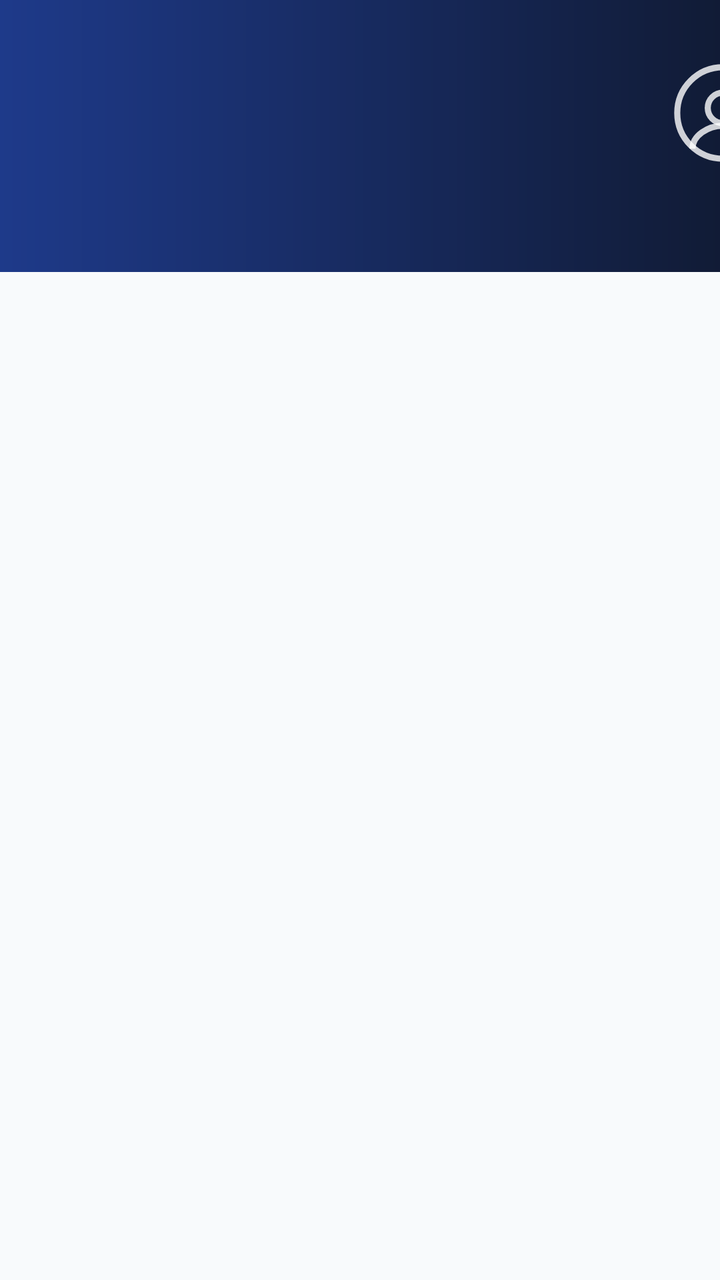
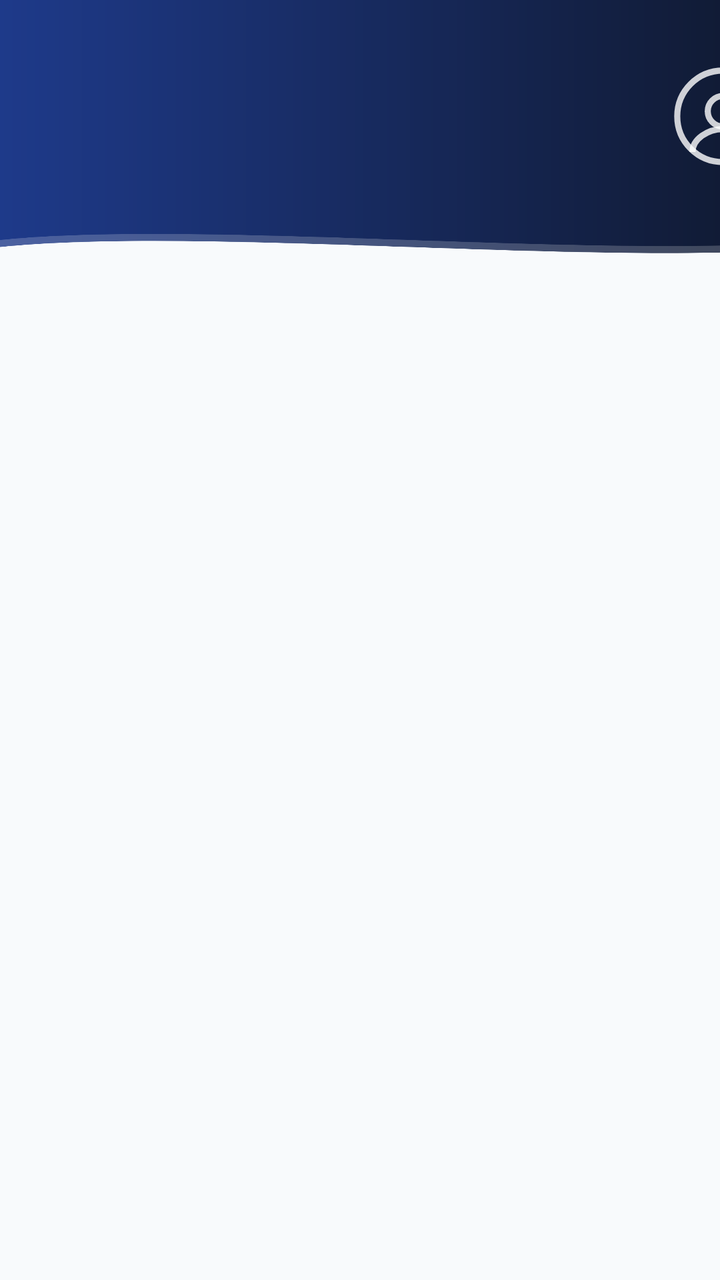

The first picture is an Android layout as it rendered before a commit; the second is the same layout after the commit. The layout source and the unified diff follow.
<!-- AndroidManifest.xml: activity theme Theme.AquaTech -->
<!-- res/layout/activity_admin_dashboard.xml -->
<?xml version="1.0" encoding="utf-8"?>
<androidx.drawerlayout.widget.DrawerLayout xmlns:android="http://schemas.android.com/apk/res/android"
    xmlns:app="http://schemas.android.com/apk/res-auto"
    xmlns:tools="http://schemas.android.com/tools"
    android:id="@+id/drawer_layout_admin"
    android:layout_width="match_parent"
    android:layout_height="match_parent"
    android:background="#F8FAFC">

    <androidx.constraintlayout.widget.ConstraintLayout
        android:layout_width="match_parent"
        android:layout_height="match_parent">

        <androidx.constraintlayout.widget.ConstraintLayout
            android:id="@+id/headerContainer"
            android:layout_width="410dp"
            android:layout_height="136dp"
            android:background="@drawable/bg_header_gradient_premium"
            app:layout_constraintBottom_toBottomOf="parent"
            app:layout_constraintEnd_toEndOf="parent"
            app:layout_constraintHorizontal_bias="0.0"
            app:layout_constraintStart_toStartOf="parent"
            app:layout_constraintTop_toTopOf="parent"
            app:layout_constraintVertical_bias="0.0">

            
            <ImageView
                android:id="@+id/adminAvatar"
                android:layout_width="77dp"
                android:layout_height="83dp"
                android:layout_marginEnd="10dp"
                android:background="?attr/selectableItemBackgroundBorderless"
                android:clickable="true"
                android:focusable="true"
                android:padding="8dp"
                android:src="@drawable/ic_person_outline_white"
                app:layout_constraintBottom_toBottomOf="parent"
                app:layout_constraintEnd_toEndOf="parent"
                app:layout_constraintTop_toTopOf="parent"
                app:layout_constraintVertical_bias="0.285" />

        </androidx.constraintlayout.widget.ConstraintLayout>

    </androidx.constraintlayout.widget.ConstraintLayout>

</androidx.drawerlayout.widget.DrawerLayout>
<!-- resources referenced by this layout -->
<resources>
  <!-- drawable bg_header_gradient_premium (drawable) -->
  <?xml version="1.0" encoding="utf-8"?>
  <shape xmlns:android="http://schemas.android.com/apk/res/android"
      android:shape="rectangle">
      <gradient
          android:angle="0"
          android:endColor="#0F172A"
          android:startColor="#1E3A8A"
          android:type="linear" />
  </shape>
  <!-- drawable ic_person_outline_white (drawable) -->
  <?xml version="1.0" encoding="utf-8"?>
  <vector xmlns:android="http://schemas.android.com/apk/res/android"
      android:width="24dp"
      android:height="24dp"
      android:viewportWidth="24"
      android:viewportHeight="24">
      <path
          android:strokeColor="#FFFFFF"
          android:strokeWidth="1.2"
          android:strokeAlpha="0.8"
          android:pathData="M12,12m-9,0a9,9 0 1,1 18,0a9,9 0 1,1 -18,0" />
      <path
          android:strokeColor="#FFFFFF"
          android:strokeWidth="1.2"
          android:strokeAlpha="0.8"
          android:pathData="M12,11m-3,0a3,3 0 1,1 6,0a3,3 0 1,1 -6,0" />
      <path
          android:strokeColor="#FFFFFF"
          android:strokeWidth="1.2"
          android:strokeAlpha="0.8"
          android:pathData="M6,19c0,-2.5 3,-4.5 6,-4.5s6,2 6,4.5" />
  </vector>
  <style name="Theme.AquaTech" parent="Theme.Material3.DayNight.NoActionBar">
          <item name="android:fontFamily">@font/poppins</item>
          <item name="windowActionBar">false</item>
          <item name="windowNoTitle">true</item>
          <item name="materialTimePickerTheme">@style/CustomTimePicker</item>
          <item name="colorPrimary">@color/aqua_cicle</item>
          <item name="colorOnPrimary">@android:color/white</item>
          <item name="colorSurface">@color/aqua_background</item>
          <item name="colorOnSurface">@color/aqua_text_dark</item>
      </style>
  <style name="CustomTimePicker" parent="ThemeOverlay.Material3.MaterialTimePicker">
          <item name="colorPrimary">@color/aqua_cicle</item>
          <item name="colorSecondary">@color/primaryBlue</item>
          <item name="colorOnPrimary">@android:color/white</item>
          <item name="colorOnSecondary">@android:color/white</item>
          <item name="colorSurface">@color/aqua_background</item>
          <item name="colorOnSurface">@color/aqua_text_dark</item>
      </style>
  <color name="aqua_cicle">#4B91C6</color>
  <color name="aqua_background">#F6FBFF</color>
  <color name="aqua_text_dark">#1A1A1A</color>
  <color name="primaryBlue">#3EB5E8</color>
</resources>

<!-- the commit's change to res/layout/activity_admin_dashboard.xml (unified diff, before → after) -->
@@ -14,7 +14,7 @@
         <androidx.constraintlayout.widget.ConstraintLayout
             android:id="@+id/headerContainer"
             android:layout_width="410dp"
-            android:layout_height="136dp"
+            android:layout_height="141dp"
             android:background="@drawable/bg_header_gradient_premium"
             app:layout_constraintBottom_toBottomOf="parent"
             app:layout_constraintEnd_toEndOf="parent"
@@ -39,6 +39,22 @@
                 app:layout_constraintTop_toTopOf="parent"
                 app:layout_constraintVertical_bias="0.285" />
 
+            <ImageView
+                android:id="@+id/waveSecondary"
+                android:layout_width="match_parent"
+                android:layout_height="@dimen/header_wave_height"
+                android:scaleType="fitXY"
+                android:src="@drawable/header_wave_overlay_secondary"
+                app:layout_constraintBottom_toBottomOf="parent" />
+
+            <ImageView
+                android:id="@+id/wavePrimary"
+                android:layout_width="match_parent"
+                android:layout_height="@dimen/header_wave_height"
+                android:scaleType="fitXY"
+                android:src="@drawable/header_wave_overlay"
+                app:layout_constraintBottom_toBottomOf="parent" />
+
         </androidx.constraintlayout.widget.ConstraintLayout>
 
     </androidx.constraintlayout.widget.ConstraintLayout>
<!-- resource entries referenced after the edit -->
@@ -1,5 +1,6 @@
 <!-- resources referenced by this layout -->
 <resources>
+  <dimen name="header_wave_height">35dp</dimen>
   <!-- drawable bg_header_gradient_premium (drawable) -->
   <?xml version="1.0" encoding="utf-8"?>
   <shape xmlns:android="http://schemas.android.com/apk/res/android"
@@ -10,6 +11,36 @@
           android:startColor="#1E3A8A"
           android:type="linear" />
   </shape>
+  <!-- drawable header_wave_overlay (drawable) -->
+  <?xml version="1.0" encoding="utf-8"?>
+  <vector xmlns:android="http://schemas.android.com/apk/res/android"
+      android:width="3000dp"
+      android:height="100dp"
+      android:viewportWidth="3000"
+      android:viewportHeight="100">
+  
+      <path
+          android:fillColor="#15000000"
+          android:pathData="M0,55 C750,25 2250,85 3000,55 L3000,100 L0,100 Z" />
+  
+      <path
+          android:fillColor="#F8FAFC"
+          android:pathData="M0,50 C750,20 2250,80 3000,50 L3000,100 L0,100 Z" />
+  </vector>
+  <!-- drawable header_wave_overlay_secondary (drawable) -->
+  <?xml version="1.0" encoding="utf-8"?>
+  <vector xmlns:android="http://schemas.android.com/apk/res/android"
+      android:width="3000dp"
+      android:height="100dp"
+      android:viewportWidth="3000"
+      android:viewportHeight="100">
+  
+      
+      <path
+          android:fillAlpha="0.2"
+          android:fillColor="#FFFFFF"
+          android:pathData="M0,40 C750,10 2250,70 3000,40 L3000,100 L0,100 Z" />
+  </vector>
   <!-- drawable ic_person_outline_white (drawable) -->
   <?xml version="1.0" encoding="utf-8"?>
   <vector xmlns:android="http://schemas.android.com/apk/res/android"
